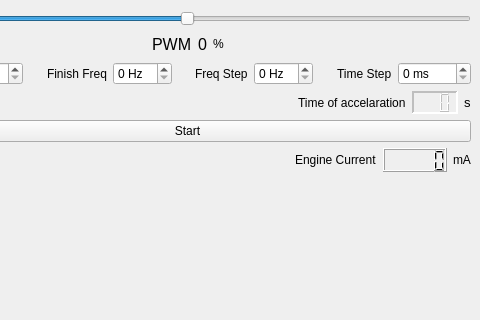
Above: pump_GUI_XY160-D_driver/GUI_QT_Main.ui from Mrsergey23/Pump_controller before the change; both pictures show x 105 to 585 and y 140 to 460 of the 585 by 680 pixel window. Below: the same form after it.
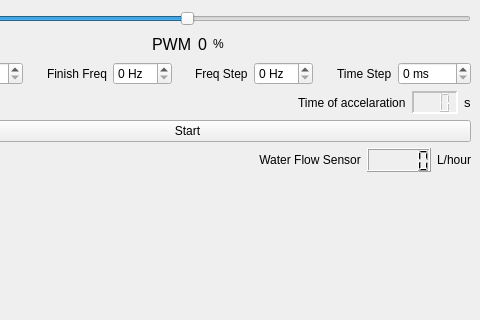
That is the form after the change. Custom widgets are drawn as their Qt base class.

```diff
--- a/pump_GUI_XY160-D_driver/GUI_QT_Main.ui
+++ b/pump_GUI_XY160-D_driver/GUI_QT_Main.ui
@@ -477,7 +477,7 @@
         <item>
          <widget class="QLabel" name="EngineCurrentLabel">
           <property name="text">
-           <string>Engine Current</string>
+           <string> Water Flow Sensor</string>
           </property>
          </widget>
         </item>
@@ -487,7 +487,7 @@
         <item>
          <widget class="QLabel" name="CurrentUnitLabel">
           <property name="text">
-           <string>mA</string>
+           <string>L/hour</string>
           </property>
          </widget>
         </item>
```
Left out of the diff: 2 changed lines with no effect on the pictures.
